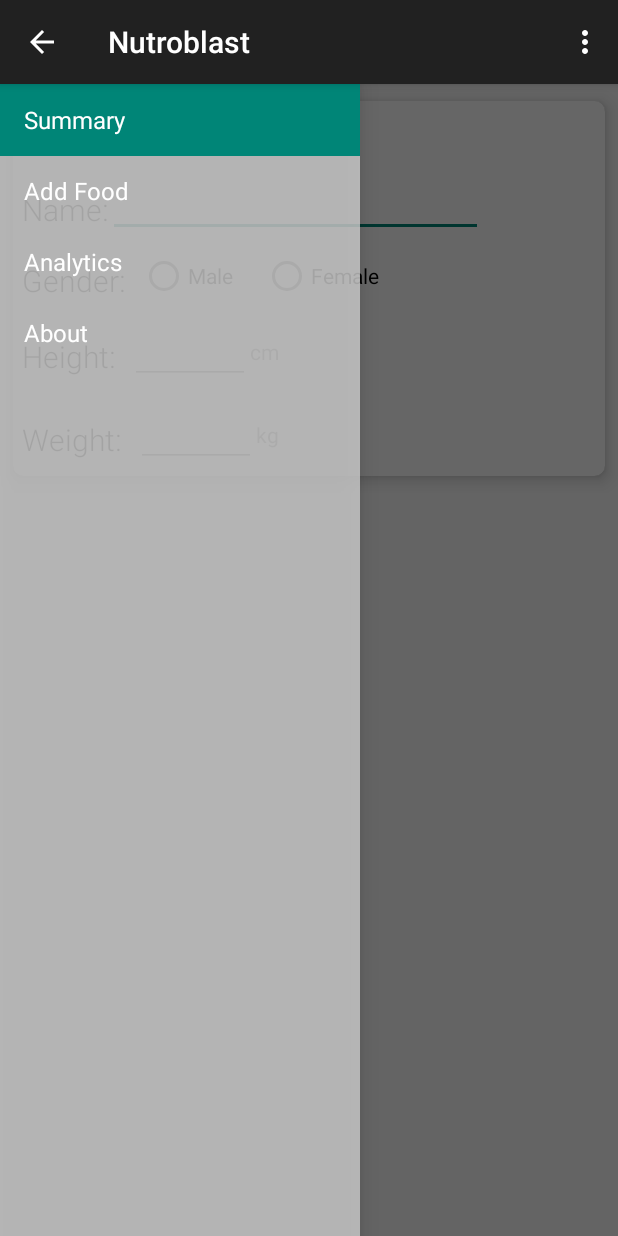
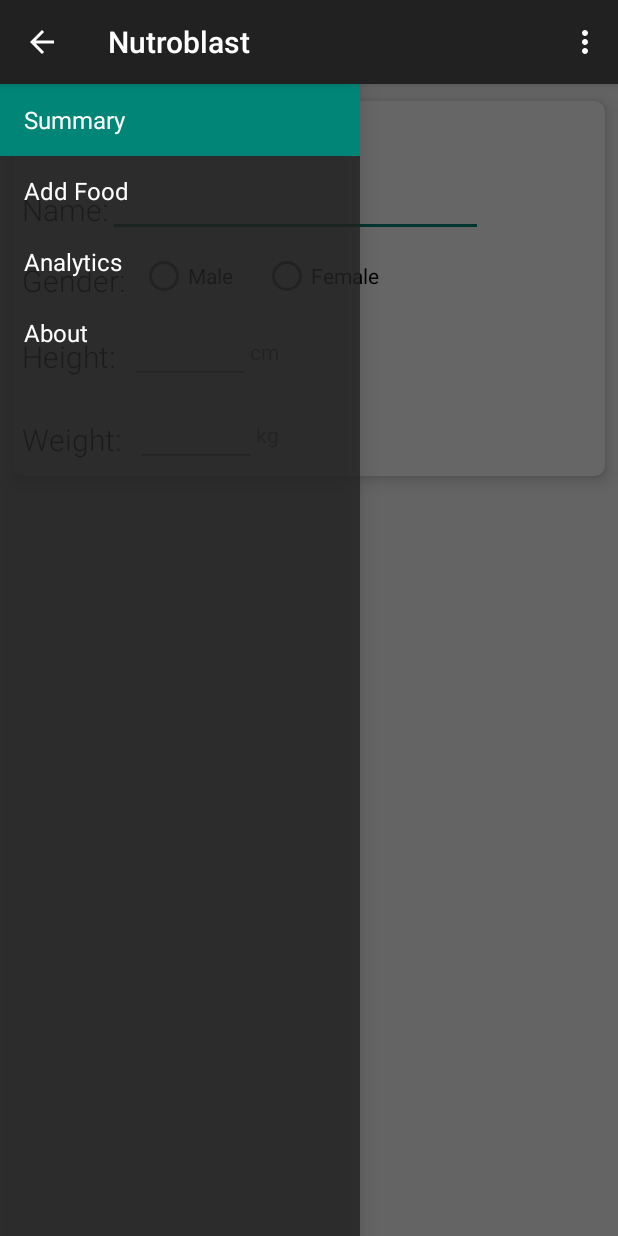
Before and after one commit to FatalEnigma/Nutroblast, an Android app: the screen it shows after launch (MainActivity), on a phone screen of 412 x 824 dp. Run offline under Robolectric (Android 15) with nearby library versions, the phone set to English and light mode, and no system bars; 2 statements that could not run were skipped.

```diff
--- a/app/src/main/res/layout/fragment_about.xml
+++ b/app/src/main/res/layout/fragment_about.xml
@@ -3,7 +3,8 @@
     android:orientation="vertical"
     android:layout_width="match_parent"
     android:layout_height="match_parent"
-    android:weightSum="1">
+    android:weightSum="1"
+    android:background="@color/green">
 
 
     <android.support.v7.widget.CardView
--- a/app/src/main/res/layout/fragment_navigation_drawer.xml
+++ b/app/src/main/res/layout/fragment_navigation_drawer.xml
@@ -5,5 +5,8 @@
     android:choiceMode="singleChoice"
     android:divider="@android:color/transparent"
     android:dividerHeight="0dp"
-    android:background="#cccc"
-    tools:context=".NavigationDrawerFragment" />
+    android:background="#cc222222"
+    tools:context=".NavigationDrawerFragment"
+    android:clickable="false"
+    android:drawSelectorOnTop="false"
+    ></ListView>
```
Also changed, not shown: app/src/main/res/drawable-hdpi/ic_launcher.png (deleted), app/src/main/res/drawable-mdpi/ic_launcher.png (deleted), app/src/main/res/drawable-xhdpi/ic_launcher.png (deleted), app/src/main/res/drawable-xxhdpi/ic_launcher.png (deleted), app/src/main/res/mipmap-xhdpi/ic_launcher.png.
